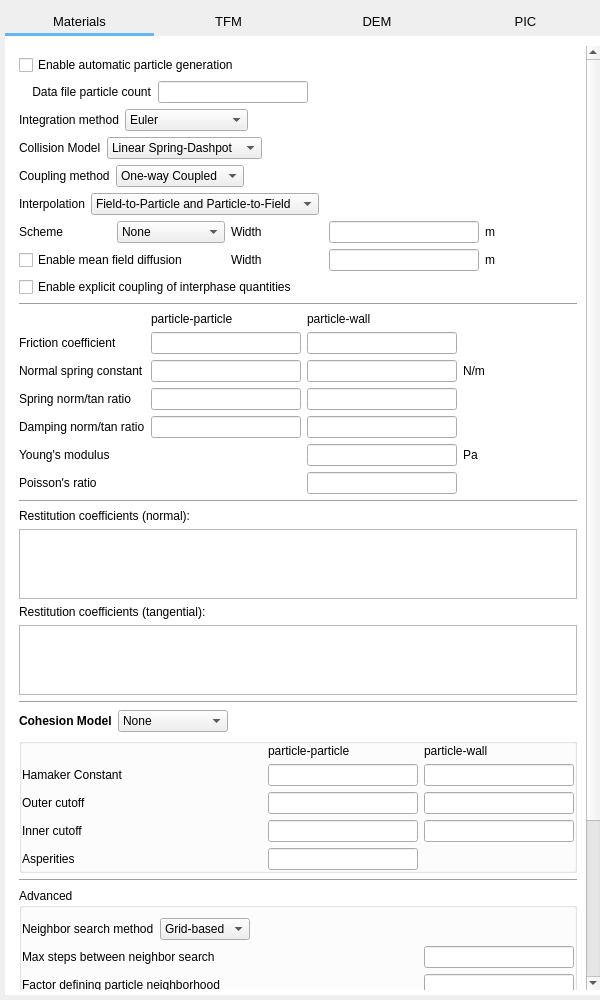
This is mfixgui/uifiles/solids.ui in truongd8593/mfix as Qt 5 draws it before an edit. The edited form follows.
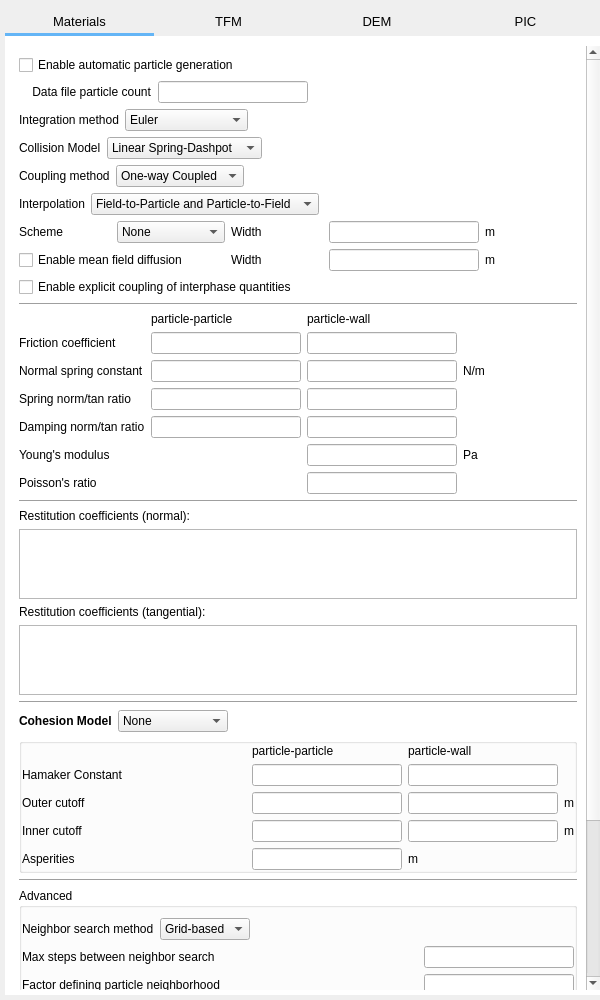
This is the edited form. The open tabs and pages were chosen to show the change. Custom widgets are drawn as their Qt base class.

Commit message: units (m) for asperities and vdw cutoffs

Patch:
```diff
--- a/mfixgui/uifiles/solids.ui
+++ b/mfixgui/uifiles/solids.ui
@@ -2427,6 +2427,33 @@
                   </property>
                  </widget>
                 </item>
+                <item row="2" column="3">
+                 <widget class="QLabel" name="label_vdw_outer_cutoff_units">
+                  <property name="sizePolicy">
+                   <sizepolicy hsizetype="Fixed" vsizetype="Preferred">
+                    <horstretch>0</horstretch>
+                    <verstretch>0</verstretch>
+                   </sizepolicy>
+                  </property>
+                  <property name="text">
+                   <string>m</string>
+                  </property>
+                 </widget>
+                </item>
+                <item row="3" column="3">
+                 <widget class="QLabel" name="label_vdw_inner_cutoff_units">
+                  <property name="text">
+                   <string>m</string>
+                  </property>
+                 </widget>
+                </item>
+                <item row="4" column="2">
+                 <widget class="QLabel" name="label_asperities_units">
+                  <property name="text">
+                   <string>m</string>
+                  </property>
+                 </widget>
+                </item>
                </layout>
               </item>
              </layout>
```
Left out of the diff: 4 changed lines with no effect on the pictures.
